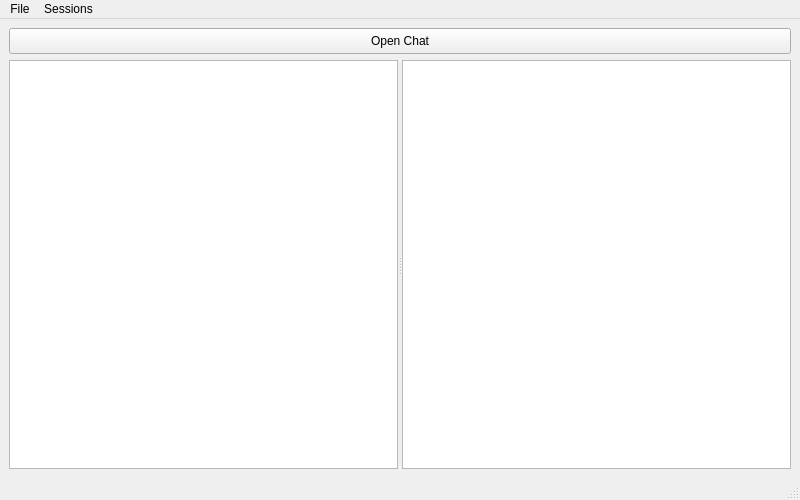
Before: the Qt Designer form mainwindowcodeeditor.ui in ToMaTiKkk/CodeEditor, drawn with Qt 5.
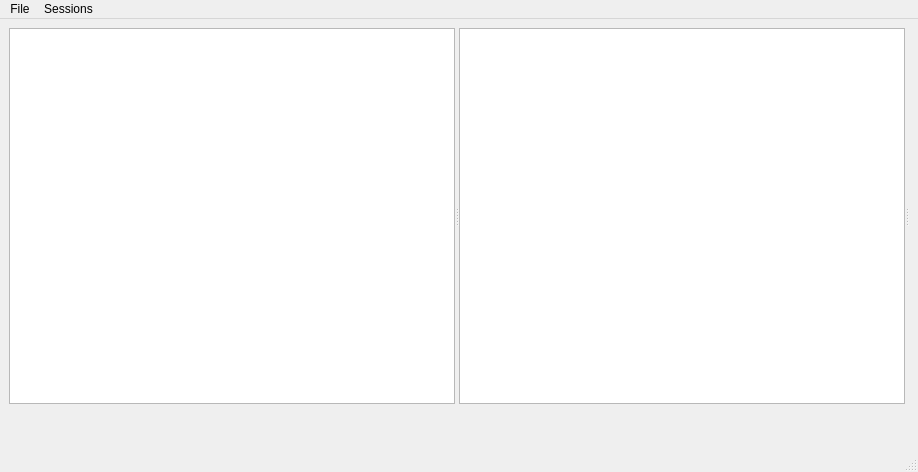
After: the same form once the commit is applied. Icons and pictures are not drawn.

Commit message: FIRST WORKLY  VERSION OF CHAT IS OUTgit add .git add .

Diff of the .ui file:
```diff
--- a/mainwindowcodeeditor.ui
+++ b/mainwindowcodeeditor.ui
@@ -6,8 +6,8 @@
    <rect>
     <x>0</x>
     <y>0</y>
-    <width>800</width>
-    <height>500</height>
+    <width>918</width>
+    <height>472</height>
    </rect>
   </property>
   <property name="maximumSize">
@@ -22,9 +22,12 @@
   <property name="styleSheet">
    <string notr="true"/>
   </property>
+  <property name="animated">
+   <bool>false</bool>
+  </property>
   <widget class="QWidget" name="centralwidget">
    <layout class="QGridLayout" name="gridLayout">
-    <item row="1" column="0">
+    <item row="0" column="0">
      <widget class="QSplitter" name="splitter">
       <property name="orientation">
        <enum>Qt::Orientation::Horizontal</enum>
@@ -60,24 +63,33 @@
         <double>25.000000000000000</double>
        </property>
       </widget>
+      <widget class="QWidget" name="horizontalWidget_2" native="true">
+       <layout class="QHBoxLayout" name="horizontalLayout_9"/>
+      </widget>
      </widget>
     </item>
-    <item row="0" column="0">
-     <widget class="QPushButton" name="pushButton">
-      <property name="minimumSize">
-       <size>
-        <width>0</width>
-        <height>26</height>
-       </size>
-      </property>
-      <property name="maximumSize">
-       <size>
-        <width>782</width>
-        <height>26</height>
-       </size>
+    <item row="2" column="0" alignment="Qt::AlignmentFlag::AlignRight">
+     <widget class="QToolButton" name="toolButton">
+      <property name="autoFillBackground">
+       <bool>false</bool>
       </property>
       <property name="text">
-       <string>Open Chat</string>
+       <string notr="true"/>
+      </property>
+      <property name="icon">
+       <iconset theme="QIcon::ThemeIcon::MailUnread"/>
+      </property>
+      <property name="iconSize">
+       <size>
+        <width>24</width>
+        <height>24</height>
+       </size>
+      </property>
+      <property name="shortcut">
+       <string notr="true"/>
+      </property>
+      <property name="autoRaise">
+       <bool>true</bool>
       </property>
      </widget>
     </item>
@@ -91,7 +103,7 @@
     <rect>
      <x>0</x>
      <y>0</y>
-     <width>800</width>
+     <width>918</width>
      <height>23</height>
     </rect>
    </property>
```
The commit also changes 10 other files.
